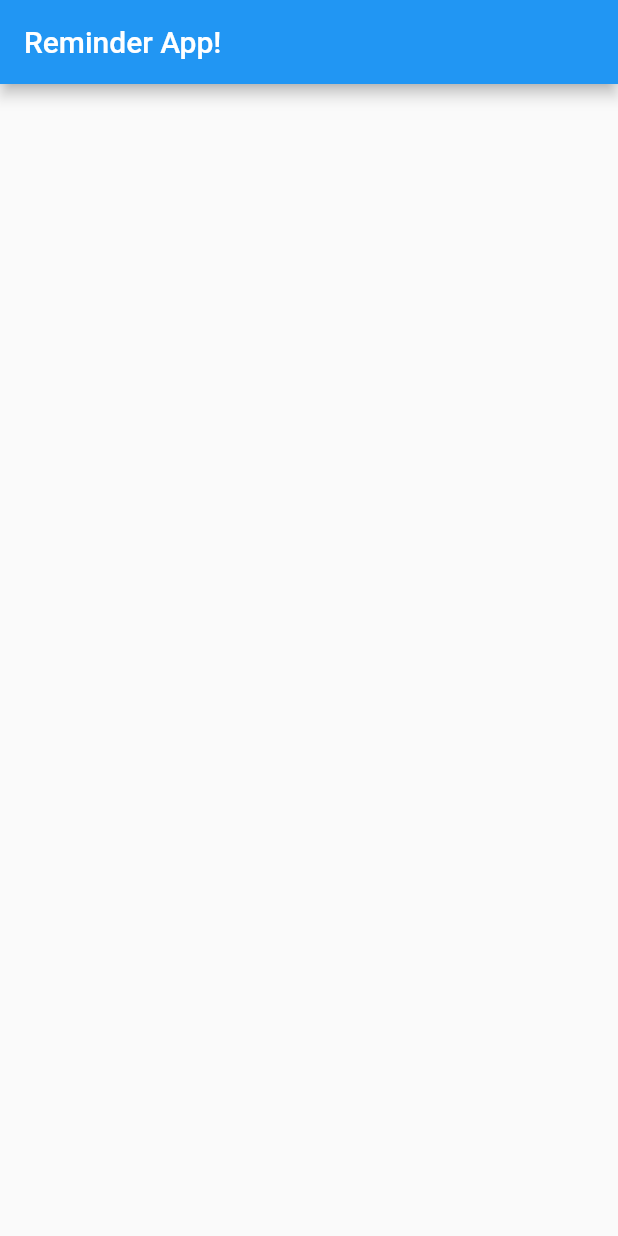
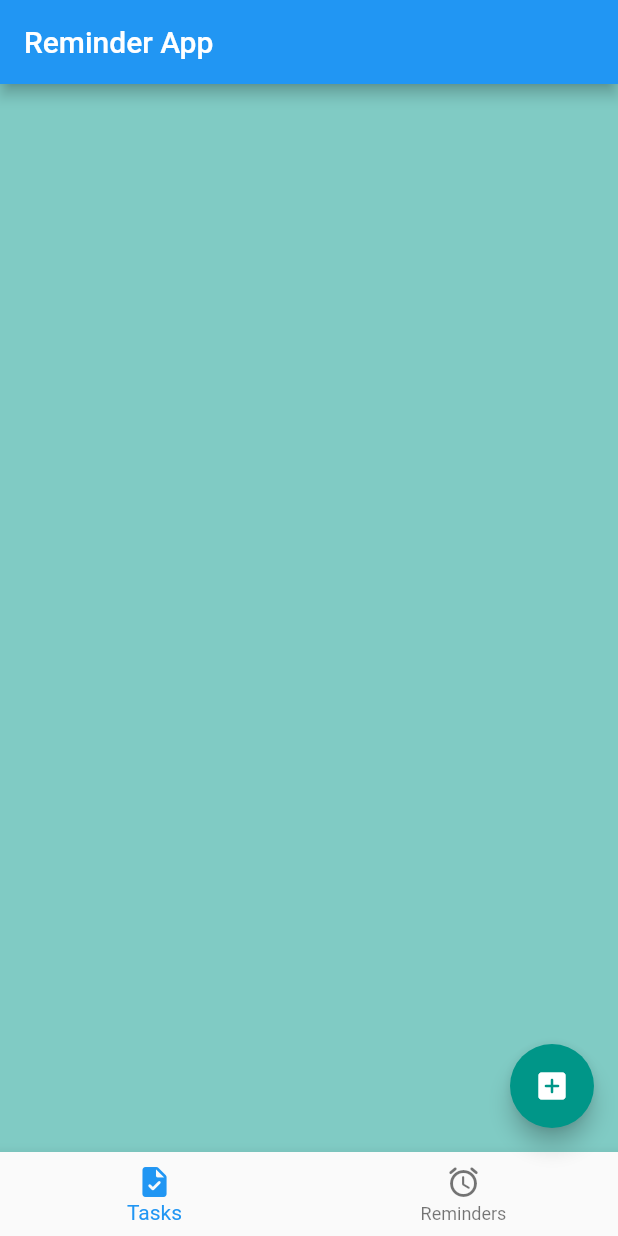
Before and after one commit to DXTkastb/Resk, a Flutter app: the screen it shows after launch, on a phone screen of 412 x 824 dp. Run offline on Flutter 3.47's test engine with Material 2 defaults, Android fonts, the phone set to English and light mode, and no system bars.

Commit message:
added basic ui structure

```diff
--- a/lib/main.dart
+++ b/lib/main.dart
@@ -11,13 +11,78 @@ class MyApp extends StatelessWidget {
   @override
   Widget build(BuildContext context) {
     return MaterialApp(
-home: Scaffold(
-  appBar: AppBar(title: const Text('Reminder App!'),),
-
-),
-
-
-
+      home: MainApp(),
     );
   }
 }
+
+class MainApp extends StatefulWidget {
+  @override
+  State<StatefulWidget> createState() {
+    // TODO: implement createState
+    return MainAppState();
+  }
+}
+
+class MainAppState extends State<MainApp> {
+  int _currentindex = 0;
+
+  List<Widget> widgetlist = [
+    Container(
+      color: Colors.teal.shade200,
+      alignment: Alignment.center,
+      width: double.infinity,
+      child: const Text(''),
+    ),
+    Container(
+      color: Colors.deepPurple.shade200,
+      alignment: Alignment.center,
+      width: double.infinity,
+      child: const Text(''),
+    ),
+    Container(
+      color: Colors.red.shade200,
+      alignment: Alignment.center,
+      width: double.infinity,
+      child: const Text(''),
+    ),
+  ];
+
+  @override
+  Widget build(BuildContext context) {
+    // TODO: implement build
+    return Scaffold(
+      body: widgetlist[_currentindex],
+      floatingActionButton: FloatingActionButton(
+        onPressed: () {},
+        backgroundColor: (_currentindex == 0) ? Colors.teal : Colors.deepPurple,
+        child: const Icon(Icons.add_box_rounded),
+      ),
+      bottomNavigationBar: BottomNavigationBar(
+        currentIndex: _currentindex,
+        onTap: (x) {
+          if (_currentindex != x) {
+            setState(() {
+              _currentindex = x;
+            });
+          }
+        },
+        items: const [
+          BottomNavigationBarItem(
+              icon: Icon(
+                Icons.task_rounded,
+              ),
+              label: 'Tasks'),
+          BottomNavigationBarItem(
+              icon: Icon(
+                Icons.alarm_rounded,
+              ),
+              label: 'Reminders'),
+        ],
+      ),
+      appBar: AppBar(
+        title: const Text('Reminder App'),
+      ),
+    );
+  }
+}
```
Also changed, not shown: 1 other file.
